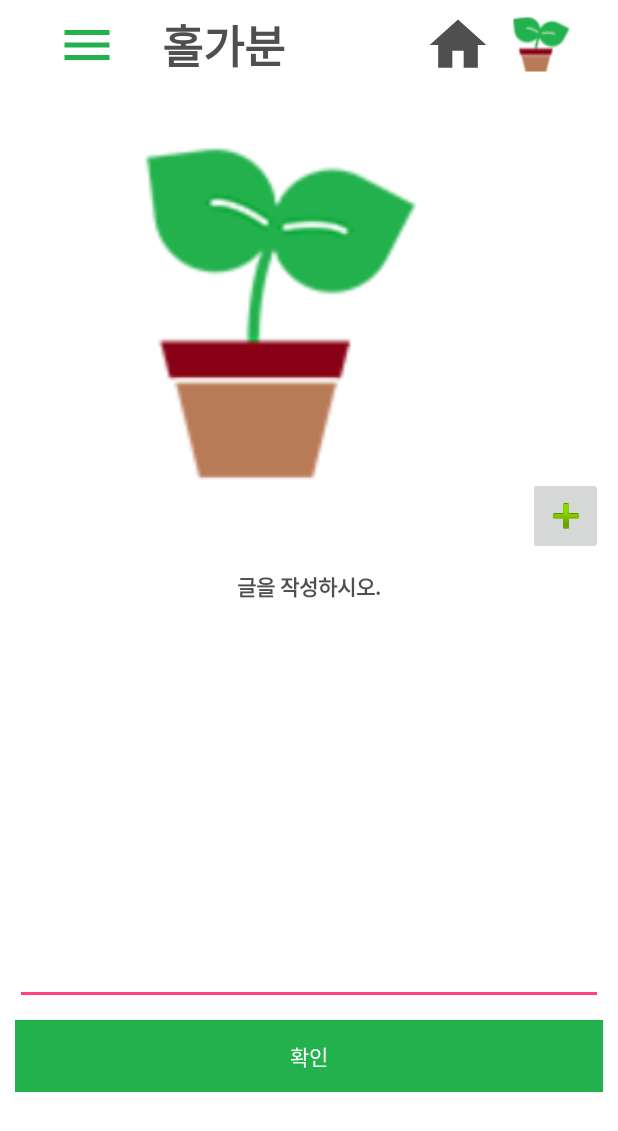
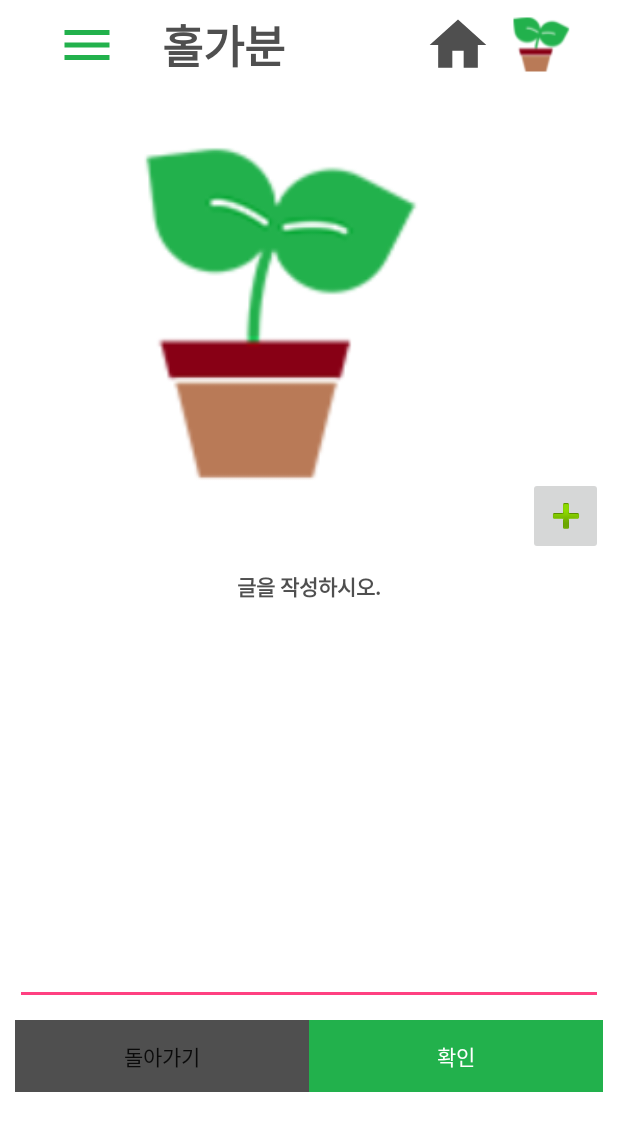
Before and after one commit to jeon9825/HolidayGarden, an Android app: the WriteActivity screen opened directly, with no data from a screen before it, on a phone screen of 412 x 824 dp. Shown: the top 1131 px of the screen. Run offline under Robolectric (Android 15) with nearby library versions, the light colour scheme and no system bars.

Commit message:
0709 [feature/android/jiyoonmerge]

```diff
--- a/android/app/build.gradle
+++ b/android/app/build.gradle
@@ -29,7 +29,7 @@ dependencies {
     implementation 'com.squareup.okhttp3:okhttp:3.8.0'
     implementation 'com.android.support:design:27.1.1'
 
-    implementation ('cn.trinea.android.view.autoscrollviewpager:android-auto-scroll-view-pager:1.1.2') {
+    implementation('cn.trinea.android.view.autoscrollviewpager:android-auto-scroll-view-pager:1.1.2') {
         exclude module: 'support-v4'
     }
 }
--- a/android/app/src/main/AndroidManifest.xml
+++ b/android/app/src/main/AndroidManifest.xml
@@ -11,12 +11,13 @@
         android:roundIcon="@mipmap/ic_launcher_round"
         android:supportsRtl="true"
         android:theme="@style/AppTheme.NoActionBar">
-        <activity android:name=".LoginActivity"/>
+        <activity android:name=".LoginActivity" />
         <activity android:name=".SignupActivity" />
         <activity android:name=".AddInformationActivity" />
         <activity android:name=".MainActivity">
             <intent-filter>
                 <action android:name="android.intent.action.MAIN" />
+
                 <category android:name="android.intent.category.LAUNCHER" />
             </intent-filter>
         </activity>
@@ -27,7 +28,8 @@
             android:theme="@android:style/Theme.Dialog" />
         <activity android:name=".TimeLine" />
         <activity android:name=".TutorialActivity" />
-        <activity android:name=".WriteActivity"></activity>
+        <activity android:name=".WriteActivity" />
+        <activity android:name=".BackPopupActivity"></activity>
     </application>
 
 </manifest>
--- a/android/app/src/main/res/layout/activity_write.xml
+++ b/android/app/src/main/res/layout/activity_write.xml
@@ -39,6 +39,7 @@
             android:layout_height="5dp" />
 
         <ImageButton
+            android:id="@+id/main_img"
             android:layout_width="60dp"
             android:layout_height="60dp"
             android:background="#ffffff"
@@ -47,8 +48,10 @@
             android:src="@drawable/ic_home_green_24dp" />
 
         <ImageButton
+            android:id="@+id/timeline_img"
             android:layout_width="wrap_content"
             android:layout_height="wrap_content"
+            android:onClick="TimeLineClicked"
             android:padding="0dp"
             android:src="@drawable/main_image" />
 
@@ -80,7 +83,7 @@
                     android:src="@drawable/icon" />
 
                 <ImageButton
-                    android:id="@+id/imageButton2"
+                    android:id="@+id/browsePictureButton"
                     android:layout_width="100dp"
                     android:layout_height="wrap_content"
                     android:layout_gravity="bottom"
@@ -102,16 +105,33 @@
                 android:textSize="14dp"
                 android:textStyle="bold" />
 
+            <LinearLayout
+                android:layout_width="match_parent"
+                android:layout_height="match_parent"
+                android:orientation="horizontal">
+
                 <Button
-                android:id="@+id/check"
+                    android:id="@+id/backButton"
                     android:layout_width="match_parent"
                     android:layout_height="wrap_content"
+                    android:layout_weight="1"
+                    android:background="@color/colorPrimaryDark"
+                    android:onClick="onClickedBackPopup"
+                    android:text="돌아가기" />
+
+                <Button
+                    android:id="@+id/checkButton"
+                    android:layout_width="match_parent"
+                    android:layout_height="wrap_content"
+                    android:layout_weight="1"
                     android:background="@color/colorMain"
                     android:onClick="onButtonFeed"
                     android:text="확인"
                     android:textColor="@color/colorPrimary"
                     android:textSize="14dp" />
             </LinearLayout>
+
+        </LinearLayout>
     </ScrollView>
 
 
```
Also changed, not shown: android/app/src/main/java/org/androidtown/holgabun/WriteActivity.java (+65 -0 lines). Lines whose indentation alone changed are shown as unchanged.
